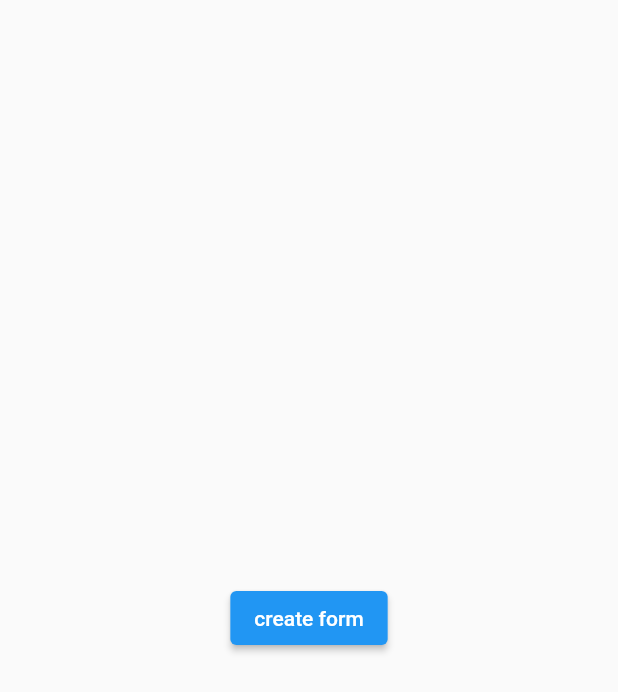
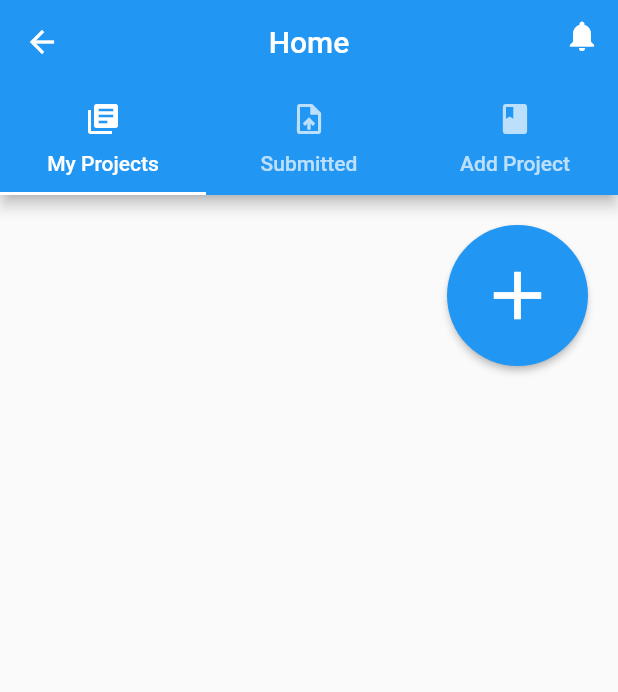
Before and after one commit to udith-kavinda/Research-Data-Collector, a Flutter app: the ProjectScreen screen opened directly, on a phone screen of 412 x 824 dp. Shown: the top 692 px of the screen. Run offline on Flutter 3.47's test engine with Material 2 defaults, Android fonts, the phone set to English and light mode, and no system bars; our stand-ins replace cloud_firestore, firebase_auth, firebase_core, firebase_database, image_picker; accounts and stored records are empty.

Commit message:
dynamic form updated

```diff
--- /dev/null
+++ b/lib/screens/my_project.dart
@@ -0,0 +1,102 @@
+import 'package:cloud_firestore/cloud_firestore.dart';
+import 'package:firebase_auth/firebase_auth.dart';
+import 'package:firebase_database/firebase_database.dart';
+import 'package:flutter/material.dart';
+import 'package:research_data_collector/reusable_widgets/dynamic_form.dart';
+
+class MyProjects extends StatefulWidget {
+  const MyProjects({Key? key}) : super(key: key);
+
+  @override
+  State<MyProjects> createState() => _MyProjectsState();
+}
+
+class _MyProjectsState extends State<MyProjects> {
+  late var data;
+  late String title = '';
+  late String description = '';
+  late List<Map<String, dynamic>> dataFields = [];
+
+  @override
+  void initState() {
+    super.initState();
+    getUserId().then((value) =>
+        FirebaseFirestore.instance
+            .collection('form_fields')
+            .where("createdBy", isEqualTo: value)
+            .get()
+            .then((snapshot) {
+          setState(() {
+            data = snapshot.docs.map((e) => e['projectName']);
+            print(data);
+          });
+        }),
+    ).onError((error, stackTrace) {
+      print("Error ${error.toString()}");
+    });
+  }
+
+
+  @override
+  Widget build(BuildContext context) {
+    return Scaffold(
+        body: Padding(
+        padding: const EdgeInsets.all(20.0),
+          child: SingleChildScrollView(
+              child: Column(
+                  children: [
+                    Align(
+                      alignment: Alignment.bottomRight,
+                      child: ElevatedButton(
+                        onPressed: () {
+                          Navigator.push(context, MaterialPageRoute(builder: (context) => DynamicForm()));
+                        },
+                        child: Icon(
+                          Icons.add,
+                          color: Colors.white,
+                          size: 54,
+                        ),
+                        style: ElevatedButton.styleFrom(
+                            shape: CircleBorder(), //<-- SEE HERE
+                            padding: EdgeInsets.all(20),
+                        ),
+                      ),
+                    )
+                  //   for (var field in data)
+                  //     TextFormField(
+                  //       decoration: InputDecoration(
+                  //         labelText: field,
+                  //       ),
+                  //       validator: (value) {
+                  //         if (value!.isEmpty) {
+                  //           return 'Please enter $field';
+                  //         } else if (!isEmail(value!)) {
+                  //           return 'Please enter a valid email address';
+                  //         }
+                  //         return null;
+                  //       },
+                  //       keyboardType: TextInputType.emailAddress,
+                  //       textInputAction: TextInputAction.next,
+                  //     )
+                  ]
+              )
+          )
+        )
+    );
+  }
+  Future<String?> getUserId() async {
+    FirebaseAuth authUser = FirebaseAuth.instance;
+    FirebaseDatabase user = FirebaseDatabase.instance;
+
+    if(user != null && authUser != null){
+      var email = authUser.currentUser?.email;
+      QuerySnapshot querySnapshot = await FirebaseFirestore.instance.collection("users")
+          .where("email", isEqualTo: email)
+          .get();
+      var values = querySnapshot.docs.map((e) => e.id);
+      print(values.elementAt(0).toString());
+      return values.elementAt(0).toString();
+    }
+    return null;
+  }
+}
--- a/lib/screens/project_screen.dart
+++ b/lib/screens/project_screen.dart
@@ -2,7 +2,10 @@ import 'package:firebase_auth/firebase_auth.dart';
 import 'package:flutter/material.dart';
 import 'package:research_data_collector/reusable_widgets/dynamic_form.dart';
 import 'package:research_data_collector/screens/form_create_screen.dart';
+import 'package:research_data_collector/screens/form_screen.dart';
 import 'package:research_data_collector/screens/login_screen.dart';
+import 'package:research_data_collector/screens/fill_form.dart';
+import 'package:research_data_collector/screens/my_project.dart';
 
 class ProjectScreen extends StatefulWidget {
   const ProjectScreen({Key? key}) : super(key: key);
@@ -12,21 +15,58 @@ class ProjectScreen extends StatefulWidget {
 }
 
 class _ProjectScreenState extends State<ProjectScreen> {
+  int counter = 0;
+
   @override
   Widget build(BuildContext context) {
-    return Scaffold(
-      body: Center(
-        child: ElevatedButton(
-          onPressed: () {
-            // FirebaseAuth.instance.signOut().then((value) {
-            //   print("Signed out");
-            //   Navigator.push(context, MaterialPageRoute(builder: (context) => LogInScreen()));
-            // });
-            Navigator.push(context, MaterialPageRoute(builder: (context) => DynamicForm()));
-          },
-          child: Text(
-            "create form",
+    return DefaultTabController(
+      length: 3,
+      child: Scaffold(
+        appBar: AppBar(
+          title: Text("Home"),
+          centerTitle: true,
+          bottom: const TabBar(
+            tabs: [
+              Tab(text: 'My Projects', icon: Icon(Icons.my_library_books)),
+              Tab(text: 'Submitted', icon: Icon(Icons.upload_file)),
+              Tab(text: 'Add Project', icon: Icon(Icons.book))
+            ],
           ),
+          actions: <Widget>[
+            Stack(
+              children: <Widget>[
+                IconButton(
+                    icon: const Icon(Icons.notifications),
+                    onPressed: () {
+                      setState(() {
+                        counter = 0;
+                      });
+                    }),
+                counter != 0 ? Positioned(
+                  right: 11,
+                  top: 11,
+                  child: Container(
+                    padding: const EdgeInsets.all(2),
+                    decoration: BoxDecoration(color: Colors.red, borderRadius: BorderRadius.circular(6)),
+                    constraints: const BoxConstraints(minWidth: 14, minHeight: 14),
+                    child: Text('$counter',
+                      style: const TextStyle(color: Colors.white, fontSize: 8),
+                      textAlign: TextAlign.center,
+                    ),
+                  ),
+                )
+                    : Container()
+              ],
+            ),
+          ],
+        ),
+        body: const TabBarView(
+          children: [
+            MyProjects(),
+            FormScreen(formId: '0D3y6UcGjV2XHAYhEzKM'),
+            DynamicForm(),
+            // Forms()
+          ],
         ),
       ),
     );
--- a/pubspec.yaml
+++ b/pubspec.yaml
@@ -39,6 +39,12 @@ dependencies:
   firebase_auth: ^4.2.8
   cloud_firestore: ^4.4.2
   firebase_database: ^10.0.13
+
+  image_cropper: ^3.0.1
+  image_picker: ^0.8.6+2
+  path_provider: ^2.0.12
+  flutter_image_compress: ^1.1.3
+  firebase_storage: ^11.0.13
 
 dev_dependencies:
   flutter_test:
```
Also changed, not shown: lib/reusable_widgets/dynamic_form.dart (+74 -11 lines), lib/screens/fill_form.dart (added, +252 -0 lines), lib/screens/form_screen.dart (added, +171 -0 lines), lib/screens/signin_screen.dart (+0 -13 lines), pubspec.lock, 1 other file.
